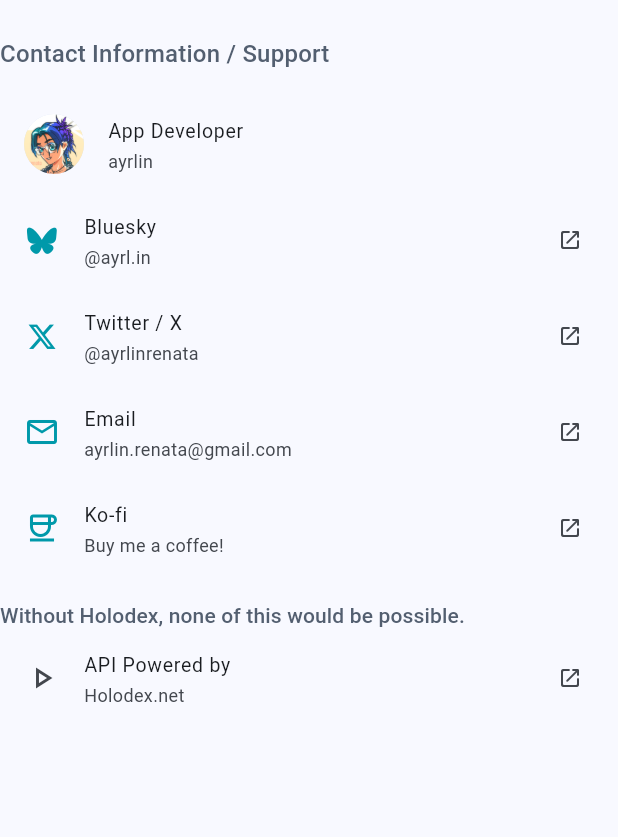
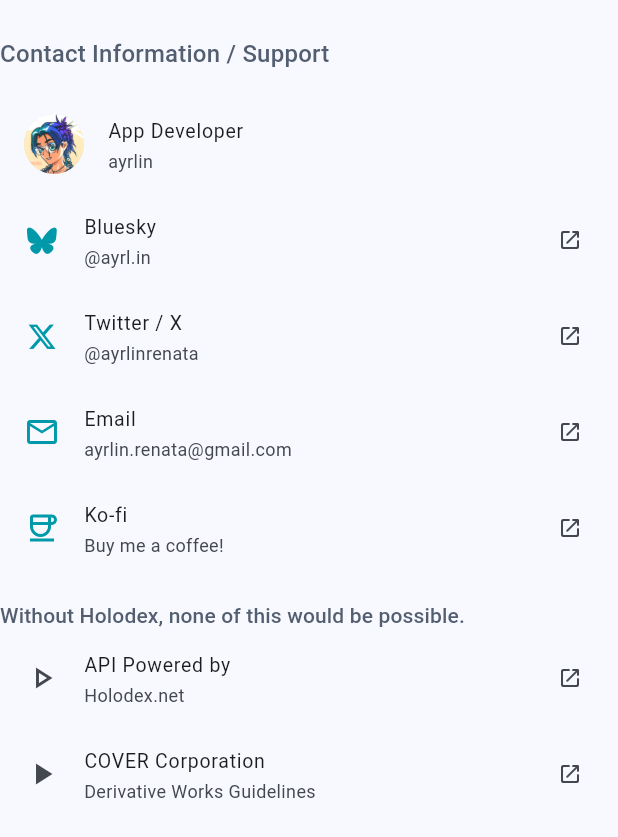
Before and after one commit to Ayrlin-Renata/holodex-notifier, a Flutter app: the CreditsCard widget shown alone on an empty page, opened directly, on a phone screen of 412 x 824 dp. Shown: the top 837 px of the screen. Run offline on Flutter 3.47's test engine with Material 3 defaults, Android fonts, the phone set to English and light mode, and no system bars; our stand-ins replace cached_network_image, connectivity_plus, device_info_plus, dio, drift, file_picker and 15 more; missing offline and left inert: disable_battery_optimization, flutter_background_service; accounts and stored records are empty; generated files the repository leaves out were written again.

Commit message:
cover credit

```diff
--- a/holodex-notifier/holodex_notifier/lib/ui/widgets/credits_card.dart
+++ b/holodex-notifier/holodex_notifier/lib/ui/widgets/credits_card.dart
@@ -118,6 +118,14 @@
           subtitle: 'Holodex.net',
           url: 'https://holodex.net',
         ),
+        _buildLinkTile(
+          context,
+          ref,
+          icon: const Icon(Icons.play_arrow),
+          title: 'COVER Corporation',
+          subtitle: 'Derivative Works Guidelines',
+          url: 'https://hololivepro.com/en/terms/',
+        ),
       ],
     );
   }
```
